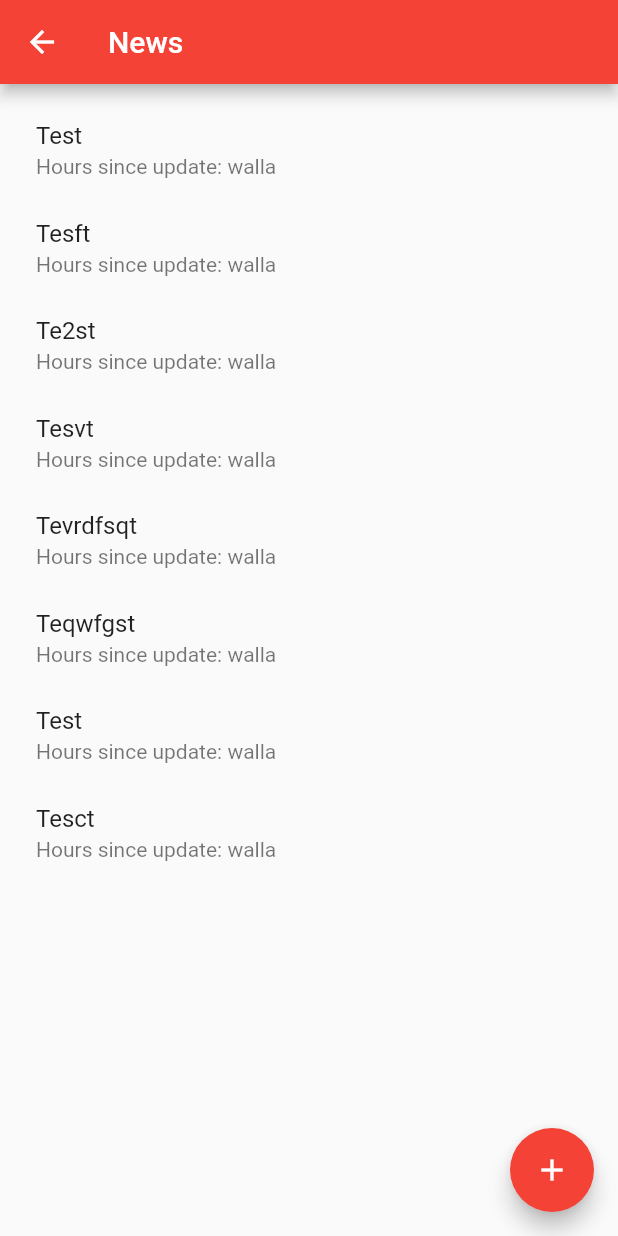
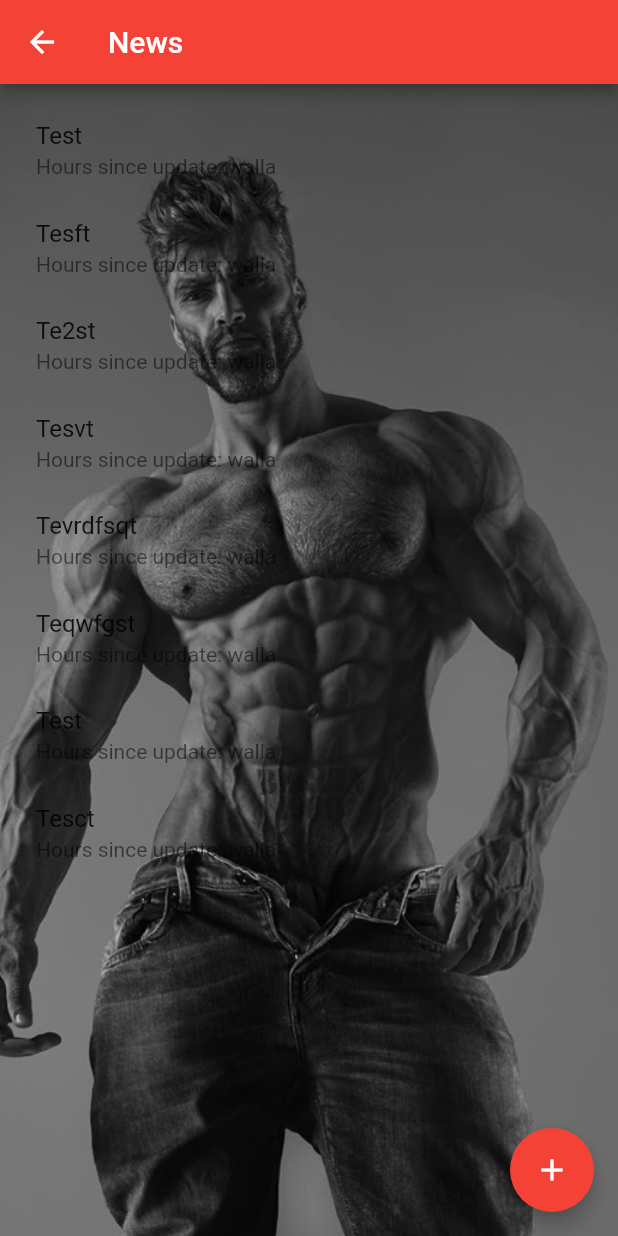
Before and after one commit to jacoblinden/Leo_jacob_app, a Flutter app: the MessageBoard screen opened directly, on a phone screen of 412 x 824 dp. Run offline on Flutter 3.47's test engine with Material 2 defaults, Android fonts, the phone set to English and light mode, and no system bars.

Commit message:
family, member, messageboard, news

```diff
--- a/lib/MessageBoard.dart
+++ b/lib/MessageBoard.dart
@@ -12,9 +12,15 @@ class MessageBoard extends StatelessWidget{
         backgroundColor:Colors.red,
         title: Text("News"),
       ),
-      body: Center(
+      body:  Container(
+          decoration: BoxDecoration(
+            image: DecorationImage(
+              image: AssetImage("assets/leo.png"),
+              fit: BoxFit.cover,
+            ),
+          ),
 
-        child: Column(
+          child:( Column(
 
           children: <Widget>[
             ListView.builder(
@@ -36,7 +42,8 @@ class MessageBoard extends StatelessWidget{
                 }
             ),
           ],
-        ),
+        )
+          ),
       ),
       floatingActionButton: FloatingActionButton(
         backgroundColor: Colors.red,
@@ -46,6 +53,7 @@ class MessageBoard extends StatelessWidget{
         tooltip: 'Add news',
         child: Icon(Icons.add),
       ), // This trailing comma makes auto-formatting nicer for build methods.
-    );
+      );
+
   }
 }
```
